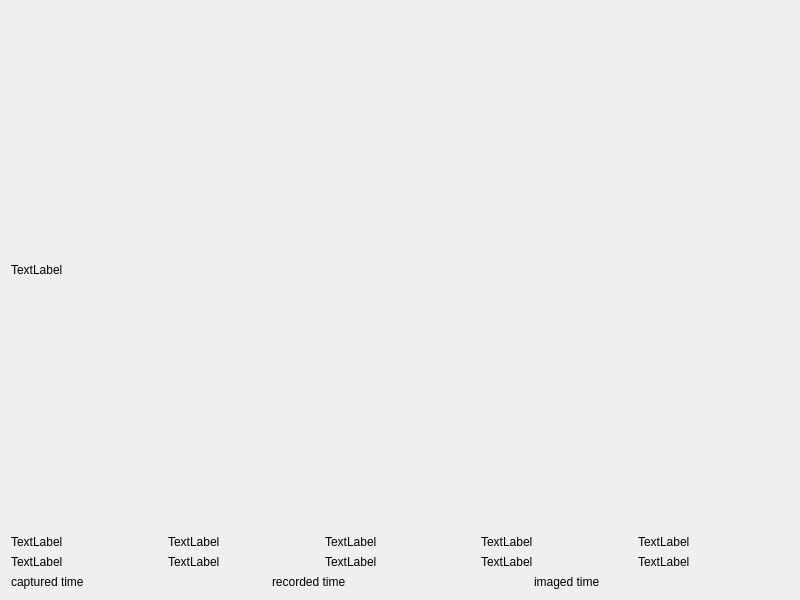
The window that win005.ui (caiks/WBOT02) describes before a commit, drawn with Qt 5.
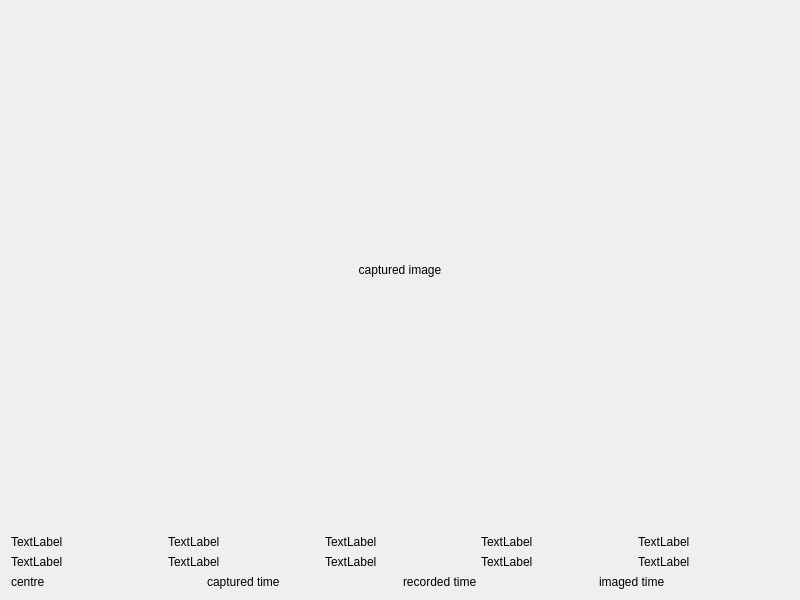
The same window after the commit.

```diff
--- a/win005.ui
+++ b/win005.ui
@@ -19,13 +19,16 @@
      <item>
       <widget class="QLabel" name="labelImage">
        <property name="sizePolicy">
-        <sizepolicy hsizetype="Preferred" vsizetype="Expanding">
+        <sizepolicy hsizetype="Expanding" vsizetype="Expanding">
          <horstretch>0</horstretch>
          <verstretch>0</verstretch>
         </sizepolicy>
        </property>
        <property name="text">
-        <string>TextLabel</string>
+        <string>captured image</string>
+       </property>
+       <property name="alignment">
+        <set>Qt::AlignCenter</set>
        </property>
       </widget>
      </item>
@@ -111,6 +114,13 @@
    </item>
    <item>
     <layout class="QHBoxLayout" name="horizontalLayout_2">
+     <item>
+      <widget class="QLabel" name="labelCentre">
+       <property name="text">
+        <string>centre</string>
+       </property>
+      </widget>
+     </item>
      <item>
       <widget class="QLabel" name="labelCapturedTime">
        <property name="text">
```
